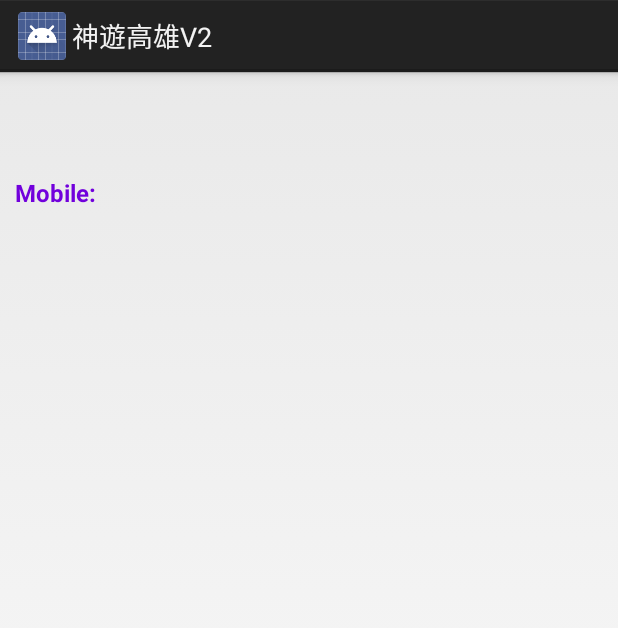
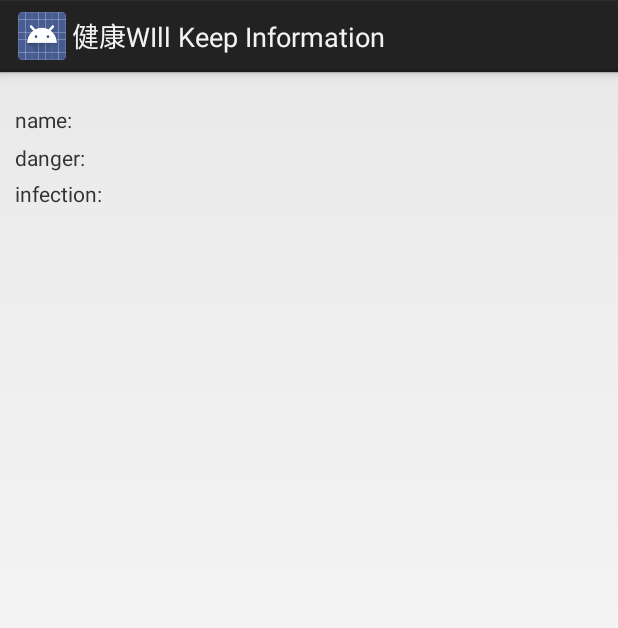
Before and after one commit to rick99856/gtkh, an Android app: the layout list_item2.xml on its own in the app's theme, with its tools: preview values and no code run, on a phone screen of 412 x 824 dp. Shown: the top 628 px of the screen. Run offline under Robolectric (Android 15) with nearby library versions, the phone set to English and light mode, and no system bars.

```diff
--- a/app/src/main/java/app/z0nen/slidemenu/NavigationDrawerFragment.java
+++ b/app/src/main/java/app/z0nen/slidemenu/NavigationDrawerFragment.java
@@ -250,7 +250,7 @@ public class NavigationDrawerFragment extends Fragment {
         }
 
         if (item.getItemId() == R.id.action_example) {
-            Toast.makeText(getActivity(), "Example action.", Toast.LENGTH_SHORT).show();
+            Toast.makeText(getActivity(), "新增", Toast.LENGTH_SHORT).show();
             return true;
         }
 
--- a/app/src/main/res/layout/list_item2.xml
+++ b/app/src/main/res/layout/list_item2.xml
@@ -9,6 +9,21 @@
 
     <!-- Name Label -->
 
+    <!-- Email label -->
+
+    <!-- Mobile number label -->
+
+    <LinearLayout
+        android:orientation="horizontal"
+        android:layout_width="match_parent"
+        android:layout_height="match_parent">
+
+        <TextView
+            android:layout_width="wrap_content"
+            android:layout_height="wrap_content"
+            android:text="name:"
+            android:id="@+id/txt1"/>
+
         <TextView
             android:id="@+id/id"
             android:layout_width="fill_parent"
@@ -19,7 +34,19 @@
             android:textSize="20dp"
             android:textStyle="bold" />
 
-    <!-- Email label -->
+    </LinearLayout>
+
+    <LinearLayout
+        android:orientation="horizontal"
+        android:layout_width="match_parent"
+        android:layout_height="match_parent">
+
+        <TextView
+            android:layout_width="wrap_content"
+            android:layout_height="wrap_content"
+            android:text="danger:"
+            android:id="@+id/textView"/>
+
         <TextView
             android:id="@+id/name"
             android:layout_width="fill_parent"
@@ -29,15 +56,27 @@
             android:textColor="#3937FF"
             android:textStyle="bold"/>
 
-    <!-- Mobile number label -->
+    </LinearLayout>
+
+    <LinearLayout
+        android:orientation="horizontal"
+        android:layout_width="match_parent"
+        android:layout_height="match_parent">
+
+        <TextView
+            android:layout_width="wrap_content"
+            android:layout_height="wrap_content"
+            android:text="infection:"
+            android:id="@+id/textView3"/>
+
         <TextView
             android:id="@+id/tel"
-        android:layout_width="wrap_content"
+            android:layout_width="fill_parent"
             android:layout_height="wrap_content"
             android:gravity="left"
-        android:text="Mobile: "
             android:textColor="#7100DC"
             android:textSize="16dp"
             android:textStyle="bold" />
+    </LinearLayout>
 
 </LinearLayout>
--- a/app/src/main/res/values/strings.xml
+++ b/app/src/main/res/values/strings.xml
@@ -1,7 +1,7 @@
 <?xml version="1.0" encoding="utf-8"?>
 <resources>
 
-    <string name="app_name">神遊高雄V2</string>
+    <string name="app_name">健康WIll Keep Information</string>
     <string name="title_section1">Menu 1</string>
     <string name="title_section2">Menu 2</string>
     <string name="title_section3">Menu 3</string>
```
Also changed, not shown: app/src/main/java/app/z0nen/slidemenu/menu2_Fragment.java (+97 -102 lines), app/src/main/java/app/z0nen/slidemenu/DirectionsJSONParser.java (line endings or trailing spaces), app/src/main/java/app/z0nen/slidemenu/Maplayout.java (line endings or trailing spaces), app/src/main/java/app/z0nen/slidemenu/ServiceHandler.java (line endings or trailing spaces), app/src/main/java/app/z0nen/slidemenu/menu4_Fragment.java (line endings or trailing spaces), app/src/main/java/app/z0nen/slidemenu/menu5_Fragment.java (line endings or trailing spaces), app/src/main/res/layout/dialogout.xml (line endings or trailing spaces), app/src/main/res/layout/list_item.xml (line endings or trailing spaces), app/src/main/res/layout/maplayout.xml (line endings or trailing spaces), app/src/main/res/layout/menu4_layout.xml (line endings or trailing spaces), app/src/main/res/layout/menu5_layout.xml (line endings or trailing spaces), app/src/main/res/values-w820dp/google_maps_api.xml (line endings or trailing spaces), 1 other file. Lines whose indentation alone changed are shown as unchanged.
